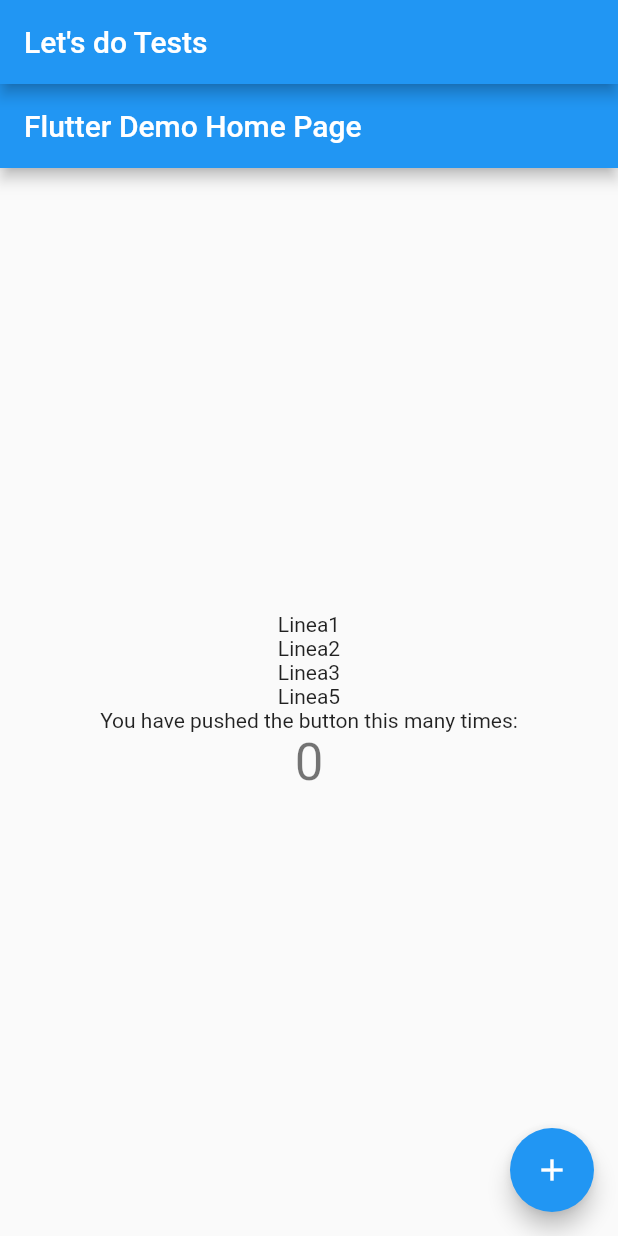
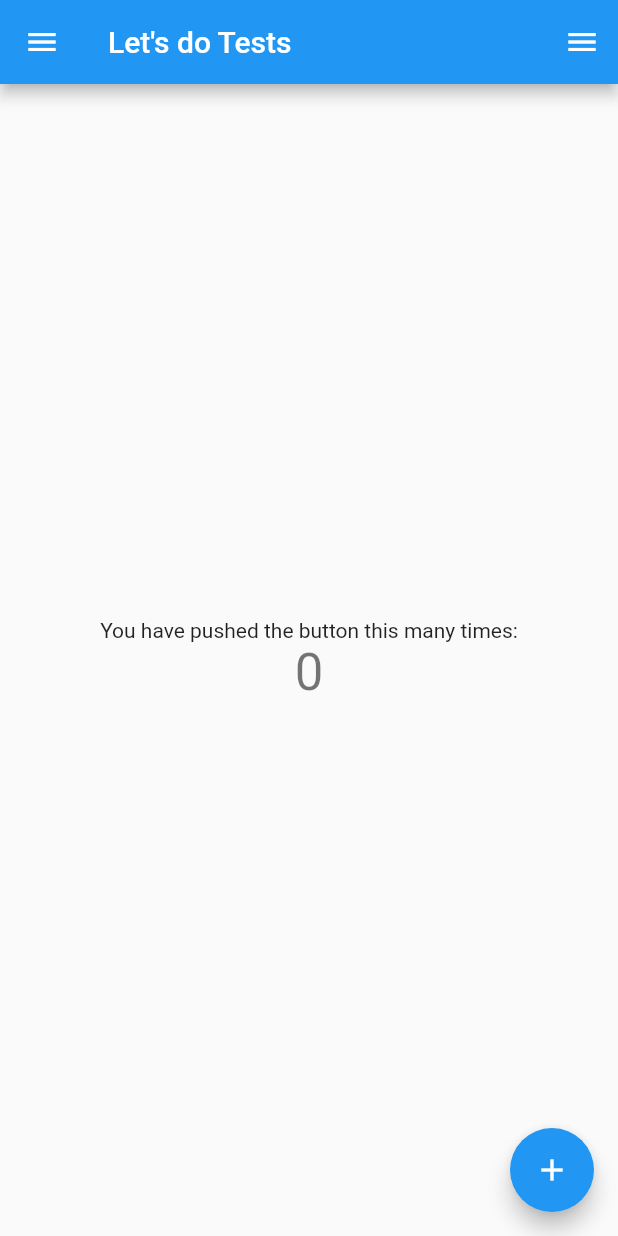
Before and after one commit to pdomi2001/aspdm, a Flutter app: the screen it shows after launch, on a phone screen of 412 x 824 dp. Run offline on Flutter 3.47's test engine with Material 2 defaults, Android fonts, the phone set to English and light mode, and no system bars; missing offline and left inert: dart:html.

Commit message:
Aggiunta finestra About e impostata una prima forma di navigazione.

```diff
--- a/letsdotest/lib/homepage.dart
+++ b/letsdotest/lib/homepage.dart
@@ -1,8 +1,10 @@
 import 'package:flutter/material.dart';
-import 'test_list.dart';
+import 'package:letsdotest/project.dart';
+import 'package:letsdotest/routes.dart';
+
 
 class MyHomePage extends StatefulWidget {
-  MyHomePage({Key key, this.title}) : super(key: key);
+  MyHomePage({Key key, this.title, this.project}) : super(key: key);
 
   // This widget is the home page of your application. It is stateful, meaning
   // that it has a State object (defined below) that contains fields that affect
@@ -14,6 +16,7 @@ class MyHomePage extends StatefulWidget {
   // always marked "final".
 
   final String title;
+  final Project project;
 
   @override
   _MyHomePageState createState() => _MyHomePageState();
@@ -42,10 +45,34 @@ class _MyHomePageState extends State<MyHomePage> {
     // fast, so that you can just rebuild anything that needs updating rather
     // than having to individually change instances of widgets.
     return Scaffold(
+      drawer: Drawer(
+         child: ListView(
+           children: [
+           ListTile(
+             leading: const Icon(Icons.info),
+             title: const Text("About"),
+             onTap: () {
+               return Navigator.of(context)?.pushNamed(RouteGenerator.aboutPage);
+             }
+           ),
+           ListTile(
+             leading: const Icon(Icons.close),
+             title: const Text("Chiudi Applicazione"),
+             onTap: () {
+                /* ????? */
+             }
+           ),
+      ]
+         ),
+
+      ),
+      endDrawer: Drawer(),
+
       appBar: AppBar(
         // Here we take the value from the MyHomePage object that was created by
         // the App.build method, and use it to set our appbar title.
         title: Text(widget.title),
+
       ),
       body: Center(
         // Center is a layout widget. It takes a single child and positions it
@@ -67,7 +94,7 @@ class _MyHomePageState extends State<MyHomePage> {
           // horizontal).
           mainAxisAlignment: MainAxisAlignment.center,
           children: <Widget>[
-            TestList(),
+            // TestList(),
             Text(
               'You have pushed the button this many times:',
             ),
--- a/letsdotest/lib/main.dart
+++ b/letsdotest/lib/main.dart
@@ -1,6 +1,5 @@
 import 'package:flutter/material.dart';
-import 'package:letsdotest/test_list.dart';
-import 'project.dart';
+import 'package:letsdotest/routes.dart';
 import 'homepage.dart';
 
 void main() {
@@ -12,7 +11,9 @@ class MyApp extends StatelessWidget {
   @override
   Widget build(BuildContext context) {
     return MaterialApp(
-      title: 'Flutter Demo',
+      initialRoute: RouteGenerator.homePage,
+      onGenerateRoute: RouteGenerator.generateRoute,
+      title: 'LetsDoTests App',
       theme: ThemeData(
         // This is the theme of your application.
         //
@@ -25,14 +26,8 @@ class MyApp extends StatelessWidget {
         // is not restarted.
         primarySwatch: Colors.blue,
       ),
-      home: Scaffold(
-          appBar: AppBar(
-            title: Text("Let's do Tests"),
 
-          ),
-          body:
-            MyHomePage(title: 'Flutter Demo Home Page')
-      ),
+      home: MyHomePage(title: "Let's do Tests")
     );
   }
 }
--- a/letsdotest/lib/routes.dart
+++ b/letsdotest/lib/routes.dart
@@ -1,13 +1,16 @@
 import 'package:flutter/cupertino.dart';
 import 'package:flutter/material.dart';
-import 'package:letsdotest/main.dart';
+import 'package:letsdotest/info/about.dart';
+
+
+import 'homepage.dart';
 
 class RouteGenerator {
-  static const string homePage = '/';
-  static const string testPage = '/testpage';
-  static const string aboutPage = '/aboutpage';
-  static const string helpPage = '/helppage';
-  static const string resultPage = '/resultpage';
+  static const String homePage = '/';
+  static const String testPage = '/testpage';
+  static const String aboutPage = '/aboutpage';
+  static const String helpPage = '/helppage';
+  static const String resultPage = '/resultpage';
 
   RouteGenerator._() {}
 
@@ -15,7 +18,12 @@ class RouteGenerator {
     switch (settings.name) {
       case homePage:
         return MaterialPageRoute(
-          builder: (_) => const MyHomePage(),
+          builder: (_) => MyHomePage(),
+        );
+      case aboutPage:
+        return MaterialPageRoute(
+          builder: (_) => /*const */ AboutPage(),
+
         );
     }
   }
--- a/letsdotest/lib/test_list.dart
+++ b/letsdotest/lib/test_list.dart
@@ -3,6 +3,7 @@ import 'package:letsdotest/project.dart';
 
 class TestList extends StatefulWidget {
   Project myproject;
+
 
   @override
   _TestListState createState() => _TestListState();
```
Also changed, not shown: letsdotest/lib/info/about.dart (added, +25 -0 lines).
